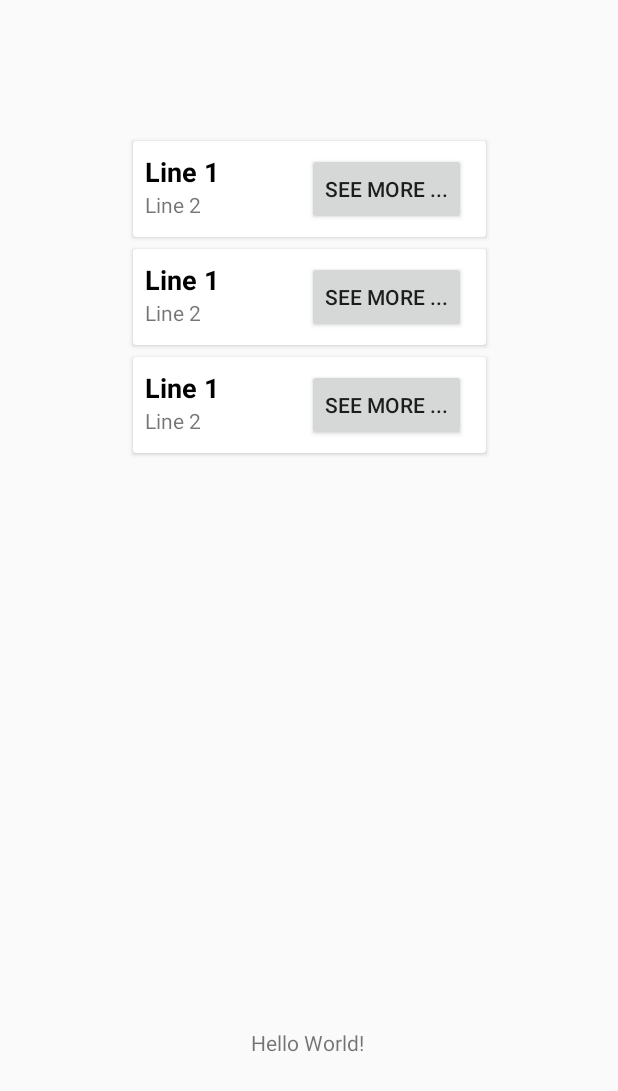
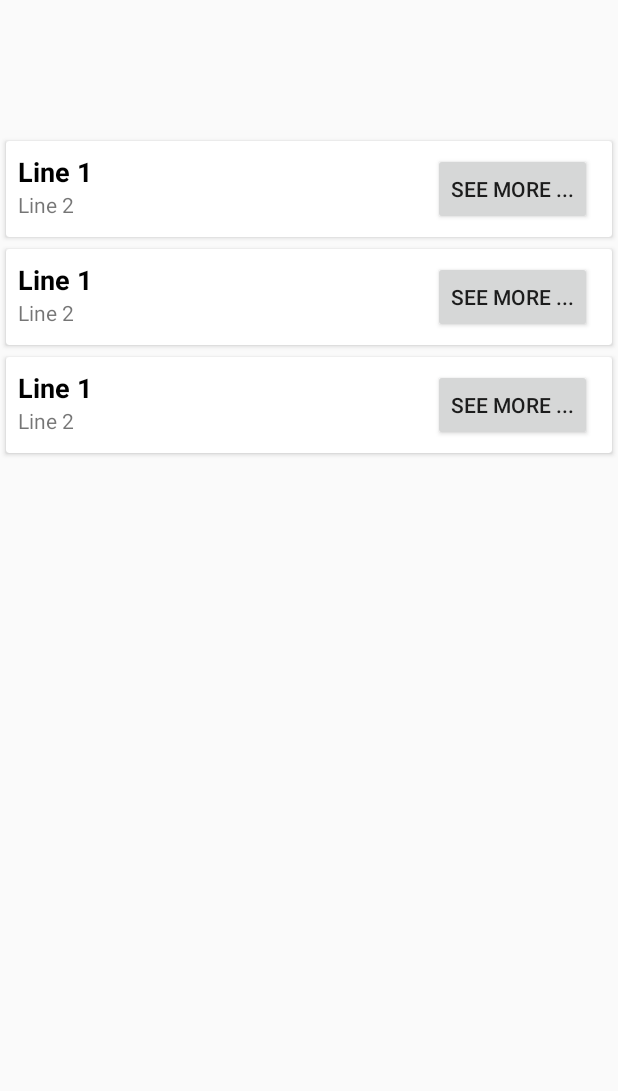
Before and after one commit to MaximeVivier/AndroidDFSProject, an Android app: the layout activity_main.xml on its own in the app's theme, with its tools: preview values and no code run, on a phone screen of 412 x 824 dp. Shown: the top 1091 px of the screen. Run offline under Robolectric (Android 15) with nearby library versions, the phone set to English and light mode, and no system bars; network calls fail.

Commit message:
modifiy recycler view main to fit whole screen

```diff
--- a/app/src/main/java/fr/centralemarseille/maxnews/MainActivity.kt
+++ b/app/src/main/java/fr/centralemarseille/maxnews/MainActivity.kt
@@ -38,7 +38,7 @@ class MainActivity : AppCompatActivity(), onArticleClickListener {
         val stringReq = object: StringRequest(Request.Method.GET, URL_sources,
             { response ->
                 var sourcesObject = gson.fromJson(response.toString(), SourcesObjectFromAPINews::class.java)
-                list_sources.text = sourcesObject.sources[1].description
+                // list_sources.text = sourcesObject.sources[1].description
             },
             {
                 Log.d(TAG, "ERROR $it")
--- a/app/src/main/res/layout/activity_main.xml
+++ b/app/src/main/res/layout/activity_main.xml
@@ -6,26 +6,15 @@
     android:layout_height="match_parent"
     tools:context=".MainActivity">
 
-    <TextView
-        android:id="@+id/list_sources"
-        android:layout_width="wrap_content"
-        android:layout_height="wrap_content"
-        android:text="Hello World!"
-        app:layout_constraintBottom_toBottomOf="parent"
-        app:layout_constraintHorizontal_bias="0.498"
-        app:layout_constraintLeft_toLeftOf="parent"
-        app:layout_constraintRight_toRightOf="parent"
-        app:layout_constraintTop_toTopOf="parent"
-        app:layout_constraintVertical_bias="0.852" />
-
     <androidx.recyclerview.widget.RecyclerView
         android:id="@+id/recycler_view"
-        android:layout_width="243dp"
-        android:layout_height="371dp"
+        android:layout_width="match_parent"
+        android:layout_height="match_parent"
         android:layout_marginTop="90dp"
-        android:layout_marginEnd="84dp"
         app:layout_constraintEnd_toEndOf="parent"
+        app:layout_constraintStart_toStartOf="parent"
         app:layout_constraintTop_toTopOf="parent"
-        tools:listitem="@layout/article_item"/>
+        app:layout_constraintBottom_toBottomOf="parent"
+        tools:listitem="@layout/article_item" />
 
 </androidx.constraintlayout.widget.ConstraintLayout>
```
